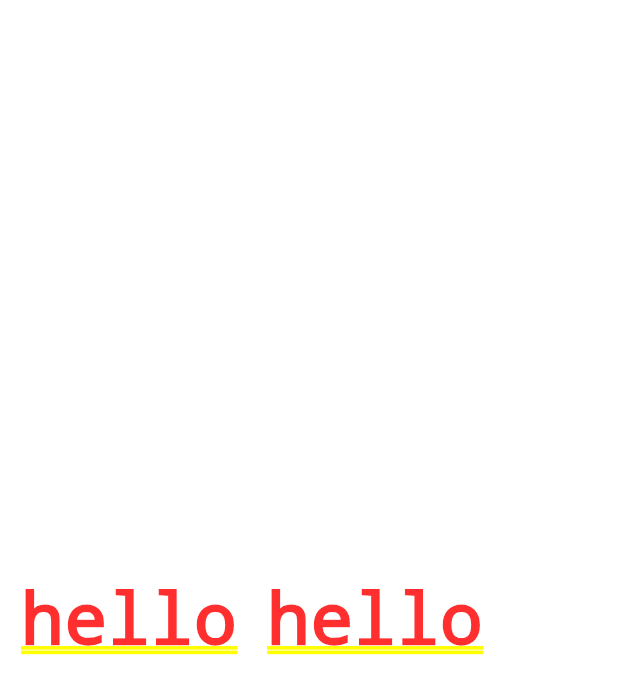
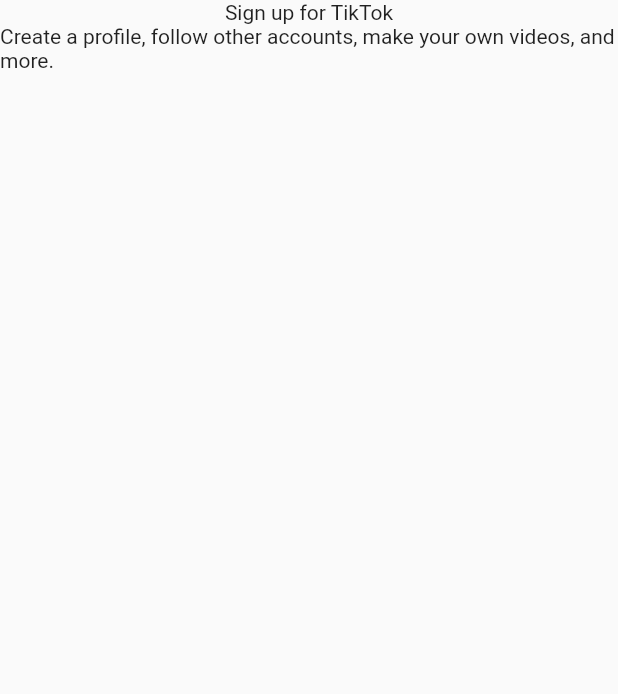
Before and after one commit to jundev5796/tiktok-clone, a Flutter app: the screen it shows after launch, on a phone screen of 412 x 824 dp. Shown: the top 694 px of the screen. Run offline on Flutter 3.47's test engine with Material 2 defaults, Android fonts, the phone set to English and light mode, and no system bars.

Commit message:
Starting signup screen

```diff
--- a/lib/main.dart
+++ b/lib/main.dart
@@ -1,6 +1,7 @@
 import 'package:flutter/material.dart';
 import 'package:tiktok_clone/constants/gaps.dart';
 import 'package:tiktok_clone/constants/sizes.dart';
+import 'package:tiktok_clone/screens/sign-up/sign_up_screen.dart';
 
 void main() {
   runApp(const TikTokApp());
@@ -15,16 +16,7 @@ class TikTokApp extends StatelessWidget {
       theme: ThemeData(
         primaryColor: const Color(0xFFE9435A),
       ),
-      home: Padding(
-        padding: const EdgeInsets.all(Sizes.size14),
-        child: Container(
-          child: const Row(children: [
-            Text('hello'),
-            Gaps.h20,
-            Text('hello'),
-          ]),
-        ),
-      ),
+      home: const SignUpScreen(),
     );
   }
 }
--- /dev/null
+++ b/lib/screens/sign-up/sign_up_screen.dart
@@ -0,0 +1,20 @@
+import 'package:flutter/material.dart';
+
+class SignUpScreen extends StatelessWidget {
+  const SignUpScreen({super.key});
+
+  @override
+  Widget build(BuildContext context) {
+    return const Scaffold(
+      body: SafeArea(
+        child: Column(
+          children: [
+            Text('Sign up for TikTok'),
+            Text(
+                'Create a profile, follow other accounts, make your own videos, and more.'),
+          ],
+        ),
+      ),
+    );
+  }
+}
```
